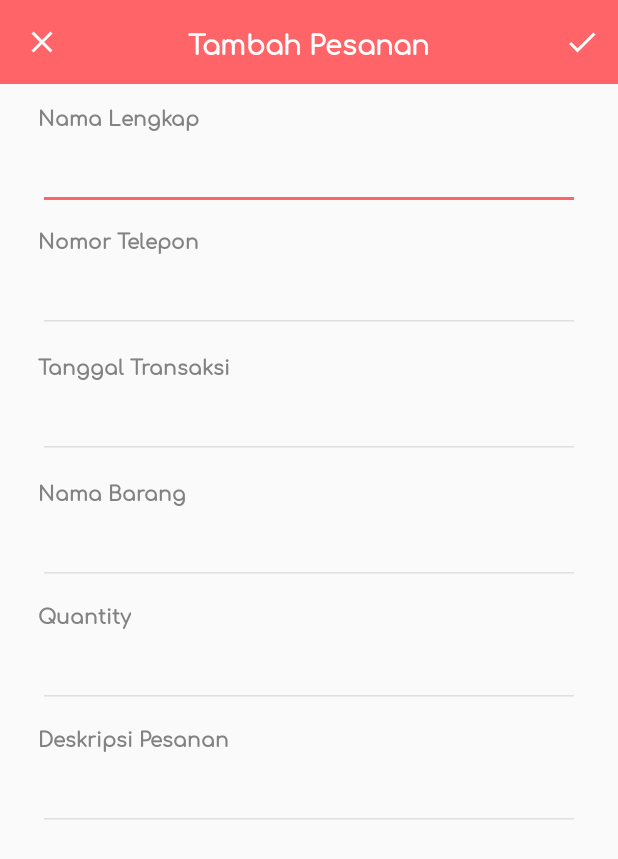
After one commit to ajirea/safarea-project, an Android app: the TransactionAddActivity screen opened directly, with no data from a screen before it, on a phone screen of 412 x 824 dp. The commit adds this screen. Shown: the top 859 px of the screen. Run offline under Robolectric (Android 15) with nearby library versions, the phone set to English and light mode, and no system bars.

```diff
--- a/app/src/main/AndroidManifest.xml
+++ b/app/src/main/AndroidManifest.xml
@@ -12,6 +12,7 @@
         android:supportsRtl="true"
         android:theme="@style/AppTheme">
         <activity android:name=".TransactionActivity" android:screenOrientation="portrait"/>
+        <activity android:name=".TransactionAddActivity" android:screenOrientation="portrait"/>
         <activity android:name=".TransactionDetaiActivity" android:screenOrientation="portrait"/>
         <activity android:name=".DropshipperCatalogDetailActivity" android:screenOrientation="portrait" />
         <activity android:name=".DropshipperCatalogActivity" android:screenOrientation="portrait" />
--- a/app/src/main/java/com/perjalanan/safarea/TransactionActivity.java
+++ b/app/src/main/java/com/perjalanan/safarea/TransactionActivity.java
@@ -33,10 +33,6 @@ public class TransactionActivity extends AppCompatActivity {
         toolbarHelper.initToolbar(true);
         toolbarHelper.setToolbarTitle(getString(R.string.text_transaction_list));
 
-        // Comps
-        FloatingActionButton btnAdd = findViewById(R.id.btnAdd);
-        btnAdd.bringToFront();
-
 
         //Recycle view
         mRecyclerView = findViewById(R.id.transactionListRecyclerView);
@@ -52,6 +48,11 @@ public class TransactionActivity extends AppCompatActivity {
                 intent.putExtra("Detail Transaksi",exampleTransactionData().get(position));
                 startActivity(intent);
             }
+        });
+        // event
+        FloatingActionButton btnAdd = findViewById(R.id.btnAdd);
+        btnAdd.setOnClickListener(l -> {
+            startActivity(new Intent(this, TransactionAddActivity.class));
         });
 
     }
--- /dev/null
+++ b/app/src/main/java/com/perjalanan/safarea/TransactionAddActivity.java
@@ -0,0 +1,35 @@
+package com.perjalanan.safarea;
+
+import android.os.Bundle;
+
+import androidx.appcompat.app.AppCompatActivity;
+
+import com.perjalanan.safarea.helpers.ToolbarHelper;
+import android.view.Menu;
+
+public class TransactionAddActivity extends AppCompatActivity {
+    private ToolbarHelper toolbarHelper;
+
+    @Override
+    protected void onCreate(Bundle savedInstanceState) {
+        super.onCreate(savedInstanceState);
+        setContentView(R.layout.activity_transaction_add);
+
+        // atur custom toolbar
+        toolbarHelper = new ToolbarHelper(this);
+        toolbarHelper.initToolbar();
+        toolbarHelper.setToolbarTitle(getString(R.string.text_add_transaction));
+    }
+
+    @Override
+    public boolean onSupportNavigateUp() {
+        onBackPressed();
+        return super.onSupportNavigateUp();
+    }
+
+    @Override
+    public boolean onCreateOptionsMenu(Menu menu) {
+        getMenuInflater().inflate(R.menu.menu_edit, menu);
+        return super.onCreateOptionsMenu(menu);
+    }
+}
--- /dev/null
+++ b/app/src/main/res/layout/activity_transaction_add.xml
@@ -0,0 +1,84 @@
+<?xml version="1.0" encoding="utf-8"?>
+<LinearLayout xmlns:android="http://schemas.android.com/apk/res/android"
+    xmlns:app="http://schemas.android.com/apk/res-auto"
+    xmlns:tools="http://schemas.android.com/tools"
+    android:layout_width="match_parent"
+    android:layout_height="match_parent"
+    android:orientation="vertical"
+    android:scrollbars="vertical"
+    tools:context=".BuyerAddActivity">
+
+    <include layout="@layout/toolbar_menu"/>
+
+    <ScrollView
+        android:layout_width="match_parent"
+        android:layout_height="0dp"
+        android:layout_weight="1"
+        android:scrollbars="vertical">
+        <LinearLayout
+            android:layout_width="match_parent"
+            android:layout_height="wrap_content"
+            android:orientation="vertical">
+
+            <androidx.constraintlayout.widget.ConstraintLayout
+                android:layout_width="match_parent"
+                android:layout_height="wrap_content">
+
+                <EditText
+                    android:id="@+id/fieldName"
+                    style="@style/input_text"
+                    android:layout_width="0dp"
+                    android:layout_height="wrap_content"
+                    android:layout_marginStart="25dp"
+                    android:layout_marginLeft="25dp"
+                    android:layout_marginEnd="25dp"
+                    android:layout_marginRight="25dp"
+                    app:layout_constraintEnd_toEndOf="parent"
+                    app:layout_constraintStart_toStartOf="parent"
+                    app:layout_constraintTop_toTopOf="parent"
+                    tools:text="test" />
+
+                <TextView
+                    android:id="@+id/labelName"
+                    style="@style/label"
+                    android:layout_width="wrap_content"
+                    android:layout_height="wrap_content"
+                    android:text="@string/field_text_name"
+                    app:layout_constraintBottom_toTopOf="@+id/fieldName"
+                    app:layout_constraintStart_toStartOf="@+id/fieldName" />
+
+                <EditText
+                    android:id="@+id/fieldPhoneNumber"
+                    style="@style/input_text"
+                    android:layout_width="0dp"
+                    android:layout_height="wrap_content"
+                    android:layout_marginStart="25dp"
+                    android:layout_marginLeft="25dp"
+                    android:layout_marginTop="30dp"
+                    android:layout_marginEnd="25dp"
+                    android:layout_marginRight="25dp"
+                    android:inputType="phone"
+                    app:layout_constraintEnd_toEndOf="parent"
+                    app:layout_constraintStart_toStartOf="parent"
+                    app:layout_constraintTop_toBottomOf="@+id/fieldName"
+                    tools:text="test" />
+
+                <TextView
+                    android:id="@+id/labelPhoneNumber"
+                    style="@style/label"
+                    android:layout_width="wrap_content"
+                    android:layout_height="wrap_content"
+                    android:text="@string/text_change_phone"
+                    app:layout_constraintBottom_toTopOf="@+id/fieldPhoneNumber"
+                    app:layout_constraintStart_toStartOf="@+id/fieldPhoneNumber" />
+
+            </androidx.constraintlayout.widget.ConstraintLayout>
+
+            <include
+                layout="@layout/form_transaction"
+                app:layout_constraintTop_toBottomOf="@+id/fieldPhoneNumber" />
+
+        </LinearLayout>
+    </ScrollView>
+
+</LinearLayout>
--- /dev/null
+++ b/app/src/main/res/layout/form_transaction.xml
@@ -0,0 +1,115 @@
+<?xml version="1.0" encoding="utf-8"?>
+<LinearLayout xmlns:android="http://schemas.android.com/apk/res/android"
+    xmlns:app="http://schemas.android.com/apk/res-auto"
+    xmlns:tools="http://schemas.android.com/tools"
+    android:layout_width="match_parent"
+    android:layout_height="match_parent">
+
+    <androidx.constraintlayout.widget.ConstraintLayout
+        android:layout_width="match_parent"
+        android:layout_height="match_parent">
+
+        <EditText
+            android:id="@+id/fieldDate"
+            android:inputType="date"
+            style="@style/input_text"
+            android:layout_width="0dp"
+            android:layout_height="wrap_content"
+            android:layout_marginStart="25dp"
+            android:layout_marginLeft="25dp"
+            android:layout_marginEnd="25dp"
+            android:layout_marginRight="25dp"
+            app:layout_constraintEnd_toEndOf="parent"
+            app:layout_constraintHorizontal_bias="1.0"
+            app:layout_constraintStart_toStartOf="parent"
+            app:layout_constraintTop_toTopOf="parent"
+            tools:text="test" />
+
+
+        <TextView
+            android:id="@+id/labelDate"
+            style="@style/label"
+            android:layout_width="wrap_content"
+            android:layout_height="wrap_content"
+            android:text="Tanggal Transaksi"
+            app:layout_constraintBottom_toTopOf="@+id/fieldDate"
+            app:layout_constraintStart_toStartOf="@+id/fieldDate" />
+
+        <EditText
+            android:id="@+id/fieldNameItem"
+            android:inputType="text"
+            style="@style/input_text"
+            android:layout_width="0dp"
+            android:layout_height="wrap_content"
+            android:layout_marginStart="25dp"
+            android:layout_marginLeft="25dp"
+            android:layout_marginEnd="25dp"
+            android:layout_marginRight="25dp"
+            app:layout_constraintEnd_toEndOf="parent"
+            app:layout_constraintStart_toStartOf="parent"
+            app:layout_constraintTop_toBottomOf="@+id/fieldDate"
+            tools:text="test" />
+
+        <TextView
+            android:id="@+id/labelNameItem"
+            style="@style/label"
+            android:layout_width="wrap_content"
+            android:layout_height="wrap_content"
+            android:text="Nama Barang"
+            app:layout_constraintBottom_toTopOf="@+id/fieldNameItem"
+            app:layout_constraintStart_toStartOf="@+id/fieldNameItem" />
+
+        <EditText
+            android:id="@+id/fieldQty"
+            android:inputType="number"
+            style="@style/input_text"
+            android:layout_width="0dp"
+            android:layout_height="wrap_content"
+            android:layout_marginStart="25dp"
+            android:layout_marginLeft="25dp"
+            android:layout_marginTop="30dp"
+            android:layout_marginEnd="25dp"
+            android:layout_marginRight="25dp"
+            app:layout_constraintEnd_toEndOf="parent"
+            app:layout_constraintStart_toStartOf="parent"
+            app:layout_constraintTop_toBottomOf="@+id/fieldNameItem"
+            tools:text="test" />
+
+        <TextView
+            android:id="@+id/labelQty"
+            style="@style/label"
+            android:layout_width="wrap_content"
+            android:layout_height="wrap_content"
+            android:text="Quantity"
+            app:layout_constraintBottom_toTopOf="@+id/fieldQty"
+            app:layout_constraintStart_toStartOf="@+id/fieldQty" />
+
+        <EditText
+            android:id="@+id/fieldDesc"
+            android:inputType="textMultiLine"
+            style="@style/input_text"
+            android:layout_width="0dp"
+            android:layout_height="wrap_content"
+            android:layout_marginStart="25dp"
+            android:layout_marginLeft="25dp"
+            android:layout_marginTop="30dp"
+            android:layout_marginEnd="25dp"
+            android:layout_marginRight="25dp"
+            app:layout_constraintEnd_toEndOf="parent"
+            app:layout_constraintStart_toStartOf="parent"
+            app:layout_constraintTop_toBottomOf="@+id/fieldQty"
+            tools:text="test" />
+
+        <TextView
+            android:id="@+id/labelDesc"
+            style="@style/label"
+            android:layout_width="wrap_content"
+            android:layout_height="wrap_content"
+            android:text="Deskripsi Pesanan"
+            app:layout_constraintBottom_toTopOf="@+id/fieldDesc"
+            app:layout_constraintStart_toStartOf="@+id/fieldDesc" />
+
+
+
+    </androidx.constraintlayout.widget.ConstraintLayout>
+</LinearLayout>
--- a/app/src/main/res/values/strings.xml
+++ b/app/src/main/res/values/strings.xml
@@ -17,6 +17,7 @@
     <string name="text_buyer_lists">Daftar Pembeli</string>
     <string name="text_edit_buyer">Ubah Pembeli</string>
     <string name="text_add_buyer">Tambah Pembeli</string>
+    <string name="text_add_transaction">Tambah Pesanan</string>
     <string name="text_transaction_list">Daftar Transaksi</string>
     <string name="text_delete_stock">Hapus Stok</string>
     <string name="text_stock_product">Stok Barang</string>
```
